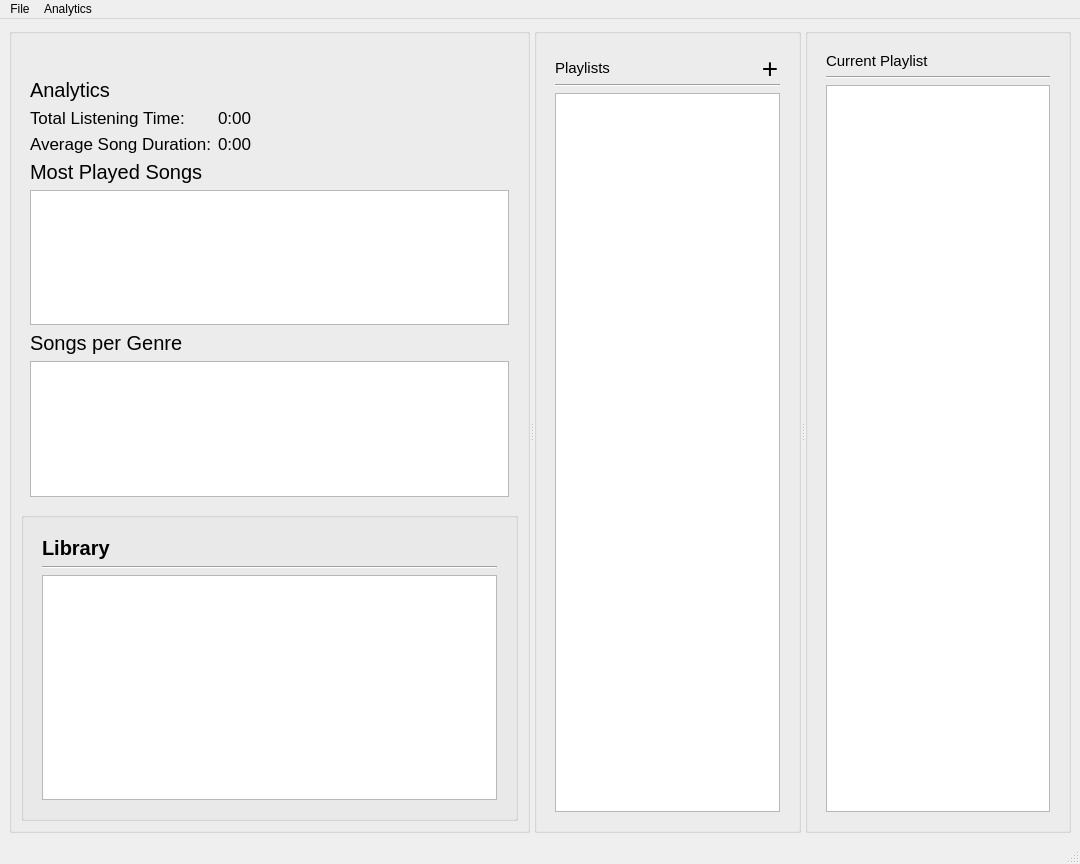
Before: the Qt Designer form src/mainwindow.ui in waveplough/MusicPlaylistManager, drawn with Qt 5.
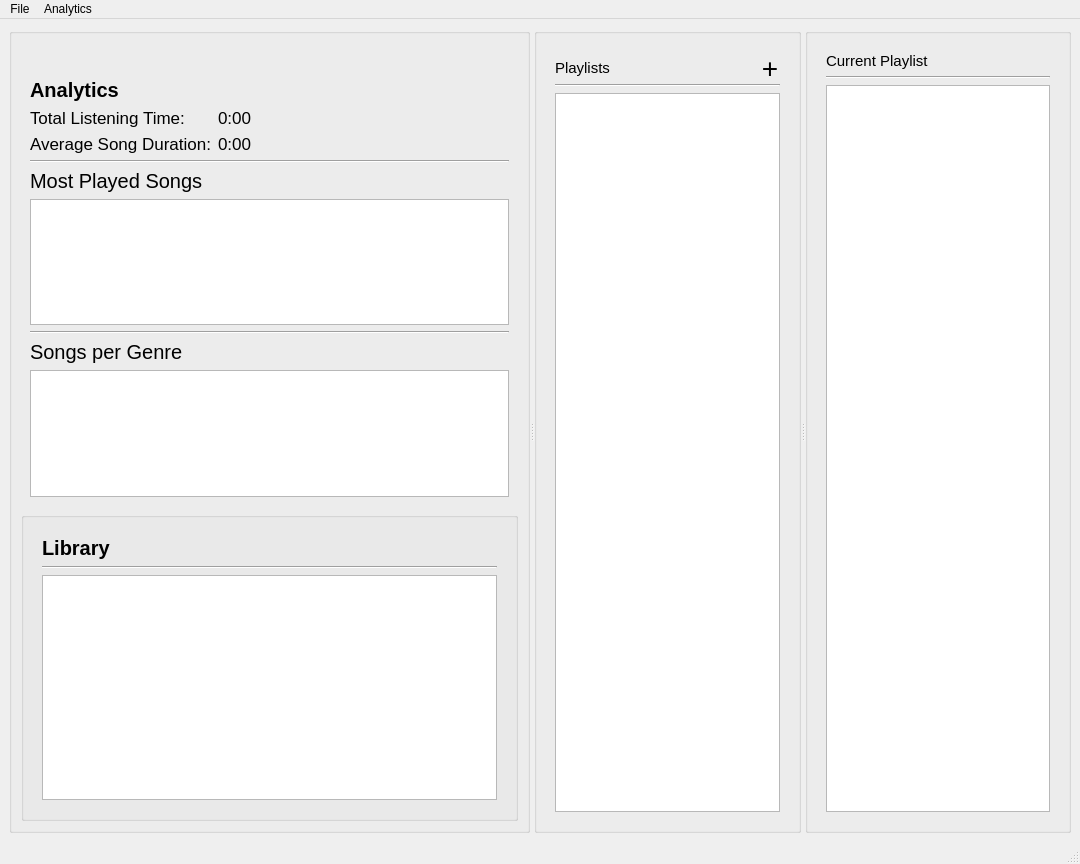
After: the same form once the commit is applied. The open tabs and pages were chosen to show the change. Icons and pictures are not drawn.

Commit message: fixed analytics design

Diff of the .ui file:
```diff
--- a/src/mainwindow.ui
+++ b/src/mainwindow.ui
@@ -1244,6 +1244,7 @@
                   <property name="font">
                    <font>
                     <pointsize>15</pointsize>
+                    <bold>true</bold>
                    </font>
                   </property>
                   <property name="text">
@@ -1303,6 +1304,13 @@
               </item>
              </layout>
             </item>
+            <item>
+             <widget class="Line" name="line_2">
+              <property name="orientation">
+               <enum>Qt::Orientation::Horizontal</enum>
+              </property>
+             </widget>
+            </item>
             <item>
              <widget class="QLabel" name="mostPlayedSongsLabel">
               <property name="font">
@@ -1318,6 +1326,13 @@
             <item>
              <widget class="QTableWidget" name="playCountTable"/>
             </item>
+            <item>
+             <widget class="Line" name="line">
+              <property name="orientation">
+               <enum>Qt::Orientation::Horizontal</enum>
+              </property>
+             </widget>
+            </item>
             <item>
              <widget class="QLabel" name="songsPerGenreLabel">
               <property name="font">
```
Left out of the diff: 2 changed lines with no effect on the pictures.
